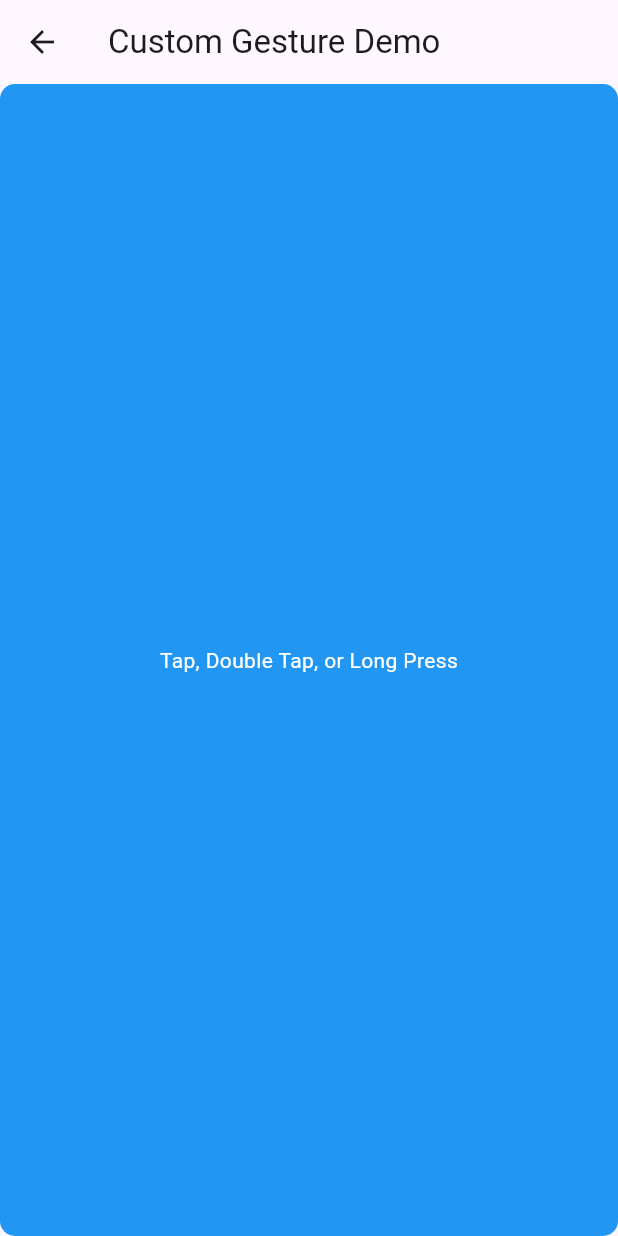
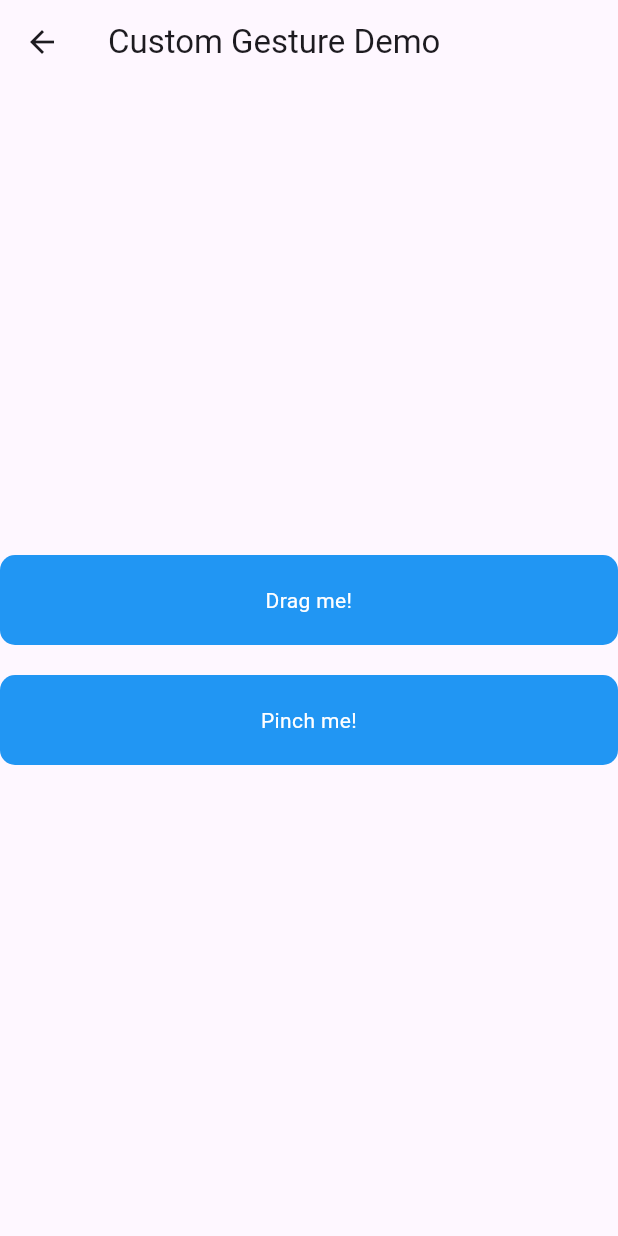
Before and after one commit to OrewaKimi/Flutter_Project, a Flutter app: the CustomGestureScreen screen opened directly, on a phone screen of 412 x 824 dp. Run offline on Flutter 3.47's test engine with Material 3 defaults, Android fonts, the phone set to English and light mode, and no system bars.

Commit message:
update feature drag and pinch button

```diff
--- a/flutter_button/lib/button/custom_gesture.dart
+++ b/flutter_button/lib/button/custom_gesture.dart
@@ -1,8 +1,18 @@
 import 'package:flutter/material.dart';
 
-class CustomGestureScreen extends StatelessWidget {
+class CustomGestureScreen extends StatefulWidget {
+  @override
+  _CustomGestureScreenState createState() => _CustomGestureScreenState();
+}
+
+class _CustomGestureScreenState extends State<CustomGestureScreen> {
+  int _dragCount = 0;
+  int _pinchCount = 0;
+
   void _showMessage(String message) {
-    print(message);
+    ScaffoldMessenger.of(
+      context,
+    ).showSnackBar(SnackBar(content: Text(message)));
   }
 
   @override
@@ -10,10 +20,16 @@ class CustomGestureScreen extends StatelessWidget {
     return Scaffold(
       appBar: AppBar(title: const Text('Custom Gesture Demo')),
       body: Center(
-        child: GestureDetector(
-          onTap: () => _showMessage('Tap detected!'),
-          onDoubleTap: () => _showMessage('Double tap detected!'),
-          onLongPress: () => _showMessage('Long press detected!'),
+        child: Column(
+          mainAxisAlignment: MainAxisAlignment.center,
+          children: [
+            GestureDetector(
+              onPanUpdate: (details) {
+                setState(() {
+                  _dragCount++;
+                });
+                _showMessage('Drag detected! Total drag count: $_dragCount');
+              },
               child: Container(
                 padding: const EdgeInsets.all(20),
                 decoration: BoxDecoration(
@@ -22,13 +38,38 @@ class CustomGestureScreen extends StatelessWidget {
                 ),
                 child: Center(
                   child: Text(
-                'Tap, Double Tap, or Long Press',
+                    'Drag me!',
                     style: const TextStyle(color: Colors.white),
                     textAlign: TextAlign.center,
                   ),
                 ),
               ),
             ),
+            SizedBox(height: 20),
+            GestureDetector(
+              onScaleUpdate: (details) {
+                setState(() {
+                  _pinchCount++;
+                });
+                _showMessage('Pinch detected! Total pinch count: $_pinchCount');
+              },
+              child: Container(
+                padding: const EdgeInsets.all(20),
+                decoration: BoxDecoration(
+                  color: Colors.blue,
+                  borderRadius: BorderRadius.circular(10),
+                ),
+                child: Center(
+                  child: Text(
+                    'Pinch me!',
+                    style: const TextStyle(color: Colors.white),
+                    textAlign: TextAlign.center,
+                  ),
+                ),
+              ),
+            ),
+          ],
+        ),
       ),
     );
   }
```
Lines whose indentation alone changed are shown as unchanged.
